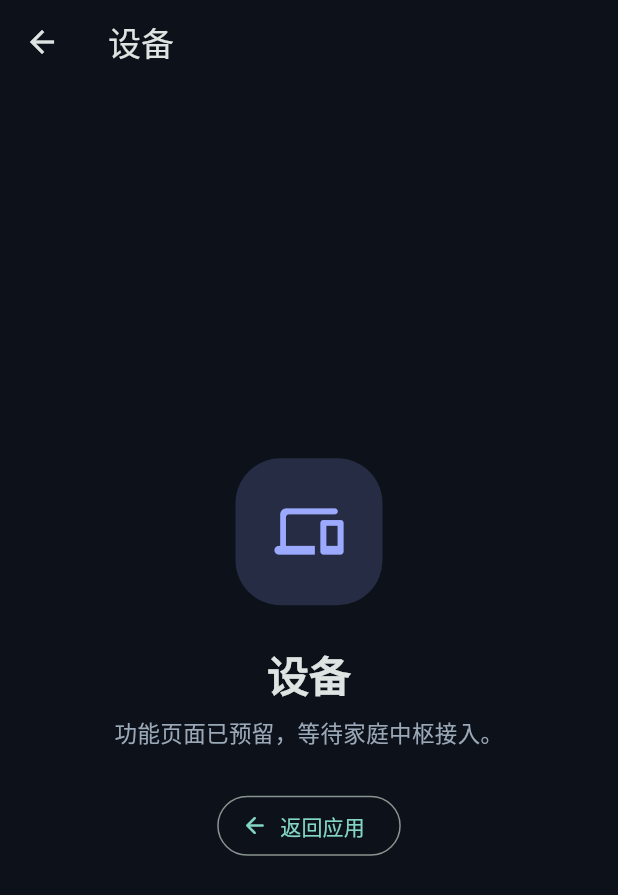
After one commit to EatFans/homelab-console, a Flutter app: the screen it shows after launch, after a tap on "设备", on a phone screen of 412 x 824 dp. The commit adds this screen. Shown: the top 895 px of the screen. Run offline on Flutter 3.47's test engine with Material 3 defaults, Android fonts, the phone set to English and light mode, and no system bars.

Commit message:
feat(app): 实现双Tab导航框架与应用入口
- 添加PanelShell组件实现底部悬浮切换栏
- 创建应用入口网格页面支持滚动布局
- 实现功能占位页面用于导航测试
- 更新主题配置为深色模式和定制色彩方案
- 修改应用启动入口指向新的导航框架
- 更新文档描述当前双Tab框架和开发计划
- 添加Tab切换和页面导航测试用例

```diff
--- a/app/lib/app/app.dart
+++ b/app/lib/app/app.dart
@@ -1,5 +1,5 @@
 import 'package:flutter/material.dart';
-import 'package:homelab_panel/features/dashboard/presentation/dashboard_screen.dart';
+import 'package:homelab_panel/app/presentation/panel_shell.dart';
 
 class HomeLabPanelApp extends StatelessWidget {
   const HomeLabPanelApp({super.key});
@@ -8,8 +8,17 @@ class HomeLabPanelApp extends StatelessWidget {
   Widget build(BuildContext context) {
     return MaterialApp(
       title: 'HomeLab Panel',
-      theme: ThemeData(useMaterial3: true),
-      home: const DashboardScreen(),
+      debugShowCheckedModeBanner: false,
+      theme: ThemeData(
+        useMaterial3: true,
+        brightness: Brightness.dark,
+        colorScheme: ColorScheme.fromSeed(
+          seedColor: const Color(0xFF9AE4D4),
+          brightness: Brightness.dark,
+        ),
+        scaffoldBackgroundColor: const Color(0xFF0C111A),
+      ),
+      home: const PanelShell(),
     );
   }
 }
--- /dev/null
+++ b/app/lib/app/presentation/panel_shell.dart
@@ -0,0 +1,105 @@
+import 'dart:ui';
+
+import 'package:flutter/cupertino.dart';
+import 'package:flutter/material.dart';
+import 'package:homelab_panel/features/dashboard/presentation/dashboard_screen.dart';
+import 'package:homelab_panel/features/launcher/presentation/launcher_screen.dart';
+
+class PanelShell extends StatefulWidget {
+  const PanelShell({super.key});
+
+  @override
+  State<PanelShell> createState() => _PanelShellState();
+}
+
+class _PanelShellState extends State<PanelShell> {
+  int _selectedTab = 0;
+
+  @override
+  Widget build(BuildContext context) {
+    return Scaffold(
+      body: Stack(
+        children: [
+          IndexedStack(
+            index: _selectedTab,
+            children: const [LauncherScreen(), DashboardScreen()],
+          ),
+          Positioned(
+            left: 16,
+            right: 16,
+            bottom: 0,
+            child: SafeArea(
+              top: false,
+              minimum: const EdgeInsets.only(bottom: 18),
+              child: Center(child: _buildFloatingTabBar()),
+            ),
+          ),
+        ],
+      ),
+    );
+  }
+
+  Widget _buildFloatingTabBar() {
+    return ClipRRect(
+      borderRadius: BorderRadius.circular(32),
+      child: BackdropFilter(
+        filter: ImageFilter.blur(sigmaX: 18, sigmaY: 18),
+        child: Container(
+          padding: const EdgeInsets.all(7),
+          decoration: BoxDecoration(
+            color: const Color(0xE619202B),
+            borderRadius: BorderRadius.circular(32),
+            border: Border.all(color: Colors.white.withValues(alpha: 0.14)),
+            boxShadow: const [
+              BoxShadow(
+                color: Color(0x66000000),
+                blurRadius: 28,
+                offset: Offset(0, 12),
+              ),
+            ],
+          ),
+          child: CupertinoSlidingSegmentedControl<int>(
+            groupValue: _selectedTab,
+            backgroundColor: Colors.transparent,
+            thumbColor: const Color(0xFFE7F3EF),
+            padding: EdgeInsets.zero,
+            onValueChanged: (value) {
+              if (value != null) {
+                setState(() => _selectedTab = value);
+              }
+            },
+            children: {
+              0: _tabLabel(0, Icons.apps_rounded, '应用'),
+              1: _tabLabel(1, Icons.space_dashboard_rounded, '总览'),
+            },
+          ),
+        ),
+      ),
+    );
+  }
+
+  Widget _tabLabel(int index, IconData icon, String label) {
+    final isSelected = _selectedTab == index;
+    final color = isSelected ? const Color(0xFF11231F) : Colors.white70;
+
+    return SizedBox(
+      width: 112,
+      height: 52,
+      child: Row(
+        mainAxisAlignment: MainAxisAlignment.center,
+        children: [
+          Icon(icon, size: 21, color: color),
+          const SizedBox(width: 8),
+          Text(
+            label,
+            style: TextStyle(
+              color: color,
+              fontSize: 15,
+              fontWeight: FontWeight.w600,
+            ),
+          ),
+        ],
+      ),
+    );
+  }
+}
--- a/app/lib/features/dashboard/presentation/dashboard_screen.dart
+++ b/app/lib/features/dashboard/presentation/dashboard_screen.dart
@@ -5,9 +5,43 @@ class DashboardScreen extends StatelessWidget {
 
   @override
   Widget build(BuildContext context) {
-    return Scaffold(
-      appBar: AppBar(title: const Text('控制中枢')),
-      body: const Center(child: Text('家庭中枢尚未接入')),
+    return SafeArea(
+      child: Center(
+        child: Padding(
+          padding: const EdgeInsets.fromLTRB(28, 24, 28, 140),
+          child: Column(
+            mainAxisSize: MainAxisSize.min,
+            children: [
+              Container(
+                width: 90,
+                height: 90,
+                decoration: BoxDecoration(
+                  color: const Color(0xFF20312F),
+                  borderRadius: BorderRadius.circular(28),
+                ),
+                child: const Icon(
+                  Icons.space_dashboard_rounded,
+                  color: Color(0xFF9AE4D4),
+                  size: 42,
+                ),
+              ),
+              const SizedBox(height: 28),
+              Text(
+                '总览页面',
+                style: Theme.of(context).textTheme.headlineMedium?.copyWith(
+                  fontWeight: FontWeight.w700,
+                ),
+              ),
+              const SizedBox(height: 12),
+              const Text(
+                '这里会展示家庭状态和常用控制。',
+                textAlign: TextAlign.center,
+                style: TextStyle(color: Color(0xFF9BA8B7), fontSize: 15),
+              ),
+            ],
+          ),
+        ),
+      ),
     );
   }
 }
--- /dev/null
+++ b/app/lib/features/launcher/presentation/feature_placeholder_screen.dart
@@ -0,0 +1,61 @@
+import 'package:flutter/material.dart';
+
+class FeaturePlaceholderScreen extends StatelessWidget {
+  const FeaturePlaceholderScreen({
+    super.key,
+    required this.title,
+    required this.icon,
+    required this.accent,
+  });
+
+  final String title;
+  final IconData icon;
+  final Color accent;
+
+  @override
+  Widget build(BuildContext context) {
+    return Scaffold(
+      appBar: AppBar(title: Text(title), backgroundColor: Colors.transparent),
+      body: SafeArea(
+        child: Center(
+          child: Padding(
+            padding: const EdgeInsets.all(24),
+            child: Column(
+              mainAxisSize: MainAxisSize.min,
+              children: [
+                Container(
+                  width: 98,
+                  height: 98,
+                  decoration: BoxDecoration(
+                    color: accent.withValues(alpha: 0.18),
+                    borderRadius: BorderRadius.circular(30),
+                  ),
+                  child: Icon(icon, color: accent, size: 46),
+                ),
+                const SizedBox(height: 28),
+                Text(
+                  title,
+                  style: Theme.of(context).textTheme.headlineMedium?.copyWith(
+                    fontWeight: FontWeight.w700,
+                  ),
+                ),
+                const SizedBox(height: 10),
+                const Text(
+                  '功能页面已预留，等待家庭中枢接入。',
+                  textAlign: TextAlign.center,
+                  style: TextStyle(color: Color(0xFF9BA8B7), fontSize: 15),
+                ),
+                const SizedBox(height: 28),
+                OutlinedButton.icon(
+                  onPressed: () => Navigator.of(context).pop(),
+                  icon: const Icon(Icons.arrow_back_rounded),
+                  label: const Text('返回应用'),
+                ),
+              ],
+            ),
+          ),
+        ),
+      ),
+    );
+  }
+}
--- /dev/null
+++ b/app/lib/features/launcher/presentation/launcher_screen.dart
@@ -0,0 +1,181 @@
+import 'package:flutter/material.dart';
+import 'package:homelab_panel/features/launcher/presentation/feature_placeholder_screen.dart';
+
+class LauncherScreen extends StatelessWidget {
+  const LauncherScreen({super.key});
+
+  static const _features = [
+    _FeatureEntry('房间', Icons.meeting_room_rounded, Color(0xFF74C9EE)),
+    _FeatureEntry('设备', Icons.devices_rounded, Color(0xFF9BA9FF)),
+    _FeatureEntry('场景', Icons.auto_awesome_rounded, Color(0xFFF6C875)),
+    _FeatureEntry('灯光', Icons.lightbulb_rounded, Color(0xFFFFC56D)),
+    _FeatureEntry('环境', Icons.thermostat_rounded, Color(0xFF7FD9C8)),
+    _FeatureEntry('窗帘', Icons.blinds_rounded, Color(0xFFBFABED)),
+    _FeatureEntry('音乐', Icons.music_note_rounded, Color(0xFFFF9BB3)),
+    _FeatureEntry('安防', Icons.shield_rounded, Color(0xFF8EB6F4)),
+    _FeatureEntry('摄像头', Icons.videocam_rounded, Color(0xFF8CCAC3)),
+    _FeatureEntry('能耗', Icons.bolt_rounded, Color(0xFFF6C875)),
+    _FeatureEntry('自动化', Icons.sync_rounded, Color(0xFFA2B7F5)),
+    _FeatureEntry('设置', Icons.settings_rounded, Color(0xFFADB7C8)),
+  ];
+
+  @override
+  Widget build(BuildContext context) {
+    return SafeArea(
+      child: Center(
+        child: ConstrainedBox(
+          constraints: const BoxConstraints(maxWidth: 1200),
+          child: CustomScrollView(
+            key: const PageStorageKey('launcher-scroll'),
+            slivers: [
+              SliverPadding(
+                padding: const EdgeInsets.fromLTRB(28, 42, 28, 28),
+                sliver: SliverToBoxAdapter(child: _buildHeader(context)),
+              ),
+              const SliverPadding(
+                padding: EdgeInsets.fromLTRB(28, 0, 28, 20),
+                sliver: SliverToBoxAdapter(
+                  child: Text(
+                    '所有应用',
+                    style: TextStyle(fontSize: 18, fontWeight: FontWeight.w600),
+                  ),
+                ),
+              ),
+              SliverPadding(
+                padding: const EdgeInsets.fromLTRB(20, 0, 20, 144),
+                sliver: SliverGrid.builder(
+                  itemCount: _features.length,
+                  gridDelegate: const SliverGridDelegateWithMaxCrossAxisExtent(
+                    maxCrossAxisExtent: 172,
+                    mainAxisExtent: 154,
+                    mainAxisSpacing: 18,
+                    crossAxisSpacing: 10,
+                  ),
+                  itemBuilder: (context, index) {
+                    final feature = _features[index];
+                    return _FeatureTile(
+                      feature: feature,
+                      onTap: () => Navigator.of(context).push(
+                        MaterialPageRoute<void>(
+                          builder: (_) => FeaturePlaceholderScreen(
+                            title: feature.title,
+                            icon: feature.icon,
+                            accent: feature.accent,
+                          ),
+                        ),
+                      ),
+                    );
+                  },
+                ),
+              ),
+            ],
+          ),
+        ),
+      ),
+    );
+  }
+
+  Widget _buildHeader(BuildContext context) {
+    final titleStyle = Theme.of(context).textTheme.headlineLarge?.copyWith(
+      fontWeight: FontWeight.w700,
+      letterSpacing: -0.8,
+    );
+
+    return Column(
+      crossAxisAlignment: CrossAxisAlignment.start,
+      children: [
+        Text(
+          'HOMELAB  /  PANEL',
+          style: TextStyle(
+            color: const Color(0xFF9AE4D4).withValues(alpha: 0.9),
+            fontSize: 12,
+            fontWeight: FontWeight.w700,
+            letterSpacing: 2.2,
+          ),
+        ),
+        const SizedBox(height: 14),
+        Text('应用中心', style: titleStyle),
+        const SizedBox(height: 8),
+        const Text(
+          '从这里进入家庭的每一项功能',
+          style: TextStyle(color: Color(0xFF9BA8B7), fontSize: 15),
+        ),
+        const SizedBox(height: 24),
+        Container(
+          padding: const EdgeInsets.symmetric(horizontal: 14, vertical: 10),
+          decoration: BoxDecoration(
+            color: const Color(0xFF202B30),
+            borderRadius: BorderRadius.circular(14),
+            border: Border.all(color: const Color(0xFF39494A)),
+          ),
+          child: const Row(
+            mainAxisSize: MainAxisSize.min,
+            children: [
+              Icon(Icons.link_off_rounded, size: 18, color: Color(0xFFFFC875)),
+              SizedBox(width: 9),
+              Text(
+                '中枢尚未接入',
+                style: TextStyle(color: Color(0xFFE7DDC5), fontSize: 13),
+              ),
+            ],
+          ),
+        ),
+      ],
+    );
+  }
+}
+
+class _FeatureEntry {
+  const _FeatureEntry(this.title, this.icon, this.accent);
+
+  final String title;
+  final IconData icon;
+  final Color accent;
+}
+
+class _FeatureTile extends StatelessWidget {
+  const _FeatureTile({required this.feature, required this.onTap});
+
+  final _FeatureEntry feature;
+  final VoidCallback onTap;
+
+  @override
+  Widget build(BuildContext context) {
+    return Material(
+      color: Colors.transparent,
+      child: InkWell(
+        onTap: onTap,
+        borderRadius: BorderRadius.circular(24),
+        child: Column(
+          mainAxisAlignment: MainAxisAlignment.center,
+          children: [
+            Container(
+              width: 86,
+              height: 86,
+              decoration: BoxDecoration(
+                borderRadius: BorderRadius.circular(25),
+                gradient: LinearGradient(
+                  begin: Alignment.topLeft,
+                  end: Alignment.bottomRight,
+                  colors: [
+                    feature.accent.withValues(alpha: 0.34),
+                    feature.accent.withValues(alpha: 0.13),
+                  ],
+                ),
+                border: Border.all(
+                  color: feature.accent.withValues(alpha: 0.32),
+                ),
+              ),
+              child: Icon(feature.icon, color: feature.accent, size: 39),
+            ),
+            const SizedBox(height: 12),
+            Text(
+              feature.title,
+              style: const TextStyle(fontSize: 15, fontWeight: FontWeight.w600),
+            ),
+          ],
+        ),
+      ),
+    );
+  }
+}
```
Also changed, not shown: 5 other files.
